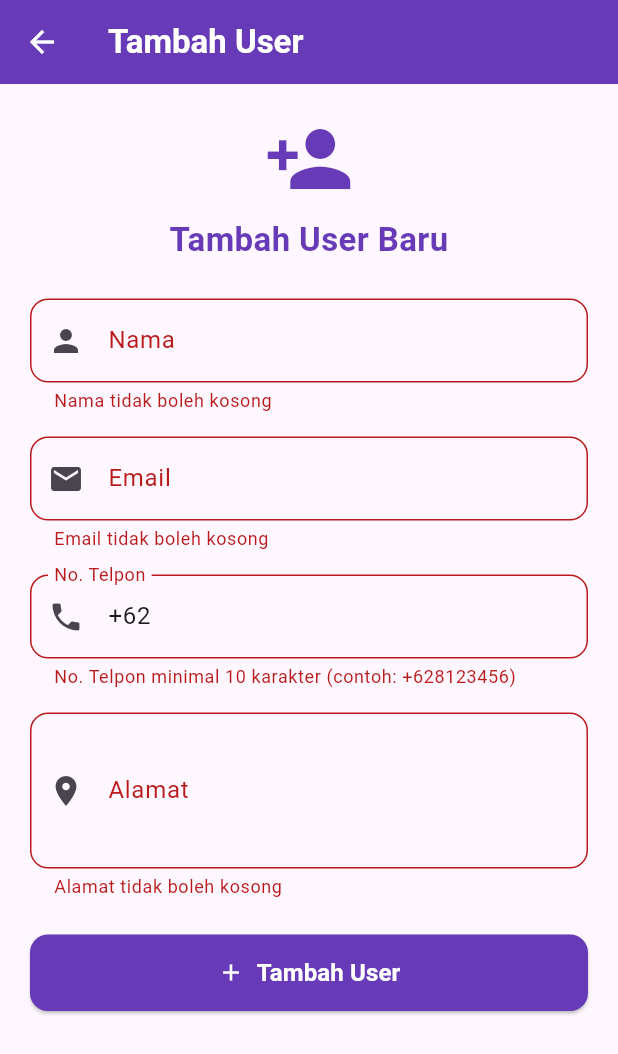
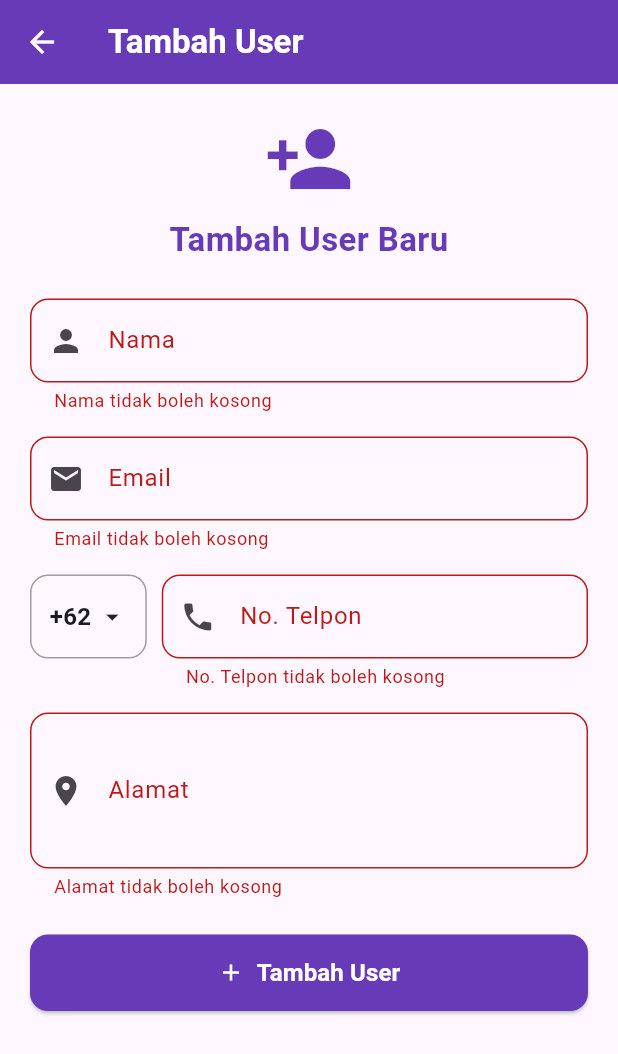
Before and after one commit to PannnTastic/Sqlite_0021, a Flutter app: the UserFormPage screen opened directly, after a tap on "Tambah User", on a phone screen of 412 x 824 dp. Shown: the top 1054 px of the screen. Run offline on Flutter 3.47's test engine with Material 3 defaults, Android fonts, the phone set to English and light mode, and no system bars; our stand-ins replace bloc, flutter_bloc, sqflite; missing offline and left inert: flutter_libphonenumber; accounts and stored records are empty.

Commit message:
feat: add UserFormPage with integrated phone number validation using libphonenumber

```diff
--- a/lib/pages/user_form_page.dart
+++ b/lib/pages/user_form_page.dart
@@ -1,4 +1,5 @@
 import 'package:flutter/material.dart';
+import 'package:flutter/services.dart';
 import 'package:flutter_bloc/flutter_bloc.dart';
 import 'package:flutter_libphonenumber/flutter_libphonenumber.dart';
 import 'package:pertemuan8/bloc/user_bloc.dart';
@@ -27,14 +28,31 @@ class _UserFormPageState extends State<UserFormPage> {
   String? _phoneAsyncError;
   bool _isValidatingPhone = false;
 
+  // Country code picker
+  CountryWithPhoneCode? _selectedCountry;
+
   @override
   void initState() {
     super.initState();
     _nameController = TextEditingController(text: widget.user?.name ?? '');
     _emailController = TextEditingController(text: widget.user?.email ?? '');
     _noTelponController =
-        TextEditingController(text: widget.user?.noTelpon ?? '+62');
+        TextEditingController(text: widget.user?.noTelpon ?? '');
     _alamatController = TextEditingController(text: widget.user?.alamat ?? '');
+
+    // Set default country ke Indonesia
+    _initDefaultCountry();
+  }
+
+  void _initDefaultCountry() {
+    final countries = CountryManager().countries;
+    if (countries.isNotEmpty) {
+      // Cari Indonesia, kalau tidak ada pakai yang pertama
+      _selectedCountry = countries.firstWhere(
+        (c) => c.countryCode == 'ID',
+        orElse: () => countries.first,
+      );
+    }
   }
 
   @override
@@ -44,6 +62,96 @@ class _UserFormPageState extends State<UserFormPage> {
     _noTelponController.dispose();
     _alamatController.dispose();
     super.dispose();
+  }
+
+  // Tampilkan bottom sheet untuk pilih negara
+  void _showCountryPicker() async {
+    final countries = CountryManager().countries
+      ..sort((a, b) =>
+          (a.countryName ?? '').compareTo(b.countryName ?? ''));
+
+    final result = await showModalBottomSheet<CountryWithPhoneCode>(
+      context: context,
+      isScrollControlled: true,
+      shape: const RoundedRectangleBorder(
+        borderRadius: BorderRadius.vertical(top: Radius.circular(16)),
+      ),
+      builder: (context) {
+        return DraggableScrollableSheet(
+          initialChildSize: 0.6,
+          maxChildSize: 0.9,
+          minChildSize: 0.4,
+          expand: false,
+          builder: (context, scrollController) {
+            return Column(
+              children: [
+                // Handle bar
+                Container(
+                  margin: const EdgeInsets.only(top: 12, bottom: 8),
+                  width: 40,
+                  height: 4,
+                  decoration: BoxDecoration(
+                    color: Colors.grey.shade300,
+                    borderRadius: BorderRadius.circular(2),
+                  ),
+                ),
+                const Padding(
+                  padding: EdgeInsets.all(12),
+                  child: Text(
+                    'Pilih Kode Negara',
+                    style: TextStyle(
+                      fontSize: 18,
+                      fontWeight: FontWeight.bold,
+                    ),
+                  ),
+                ),
+                const Divider(height: 1),
+                Expanded(
+                  child: ListView.builder(
+                    controller: scrollController,
+                    itemCount: countries.length,
+                    itemBuilder: (context, index) {
+                      final country = countries[index];
+                      final isSelected =
+                          country.countryCode == _selectedCountry?.countryCode;
+                      return ListTile(
+                        leading: CircleAvatar(
+                          backgroundColor: isSelected
+                              ? Colors.deepPurple
+                              : Colors.grey.shade200,
+                          child: Text(
+                            '+${country.phoneCode}',
+                            style: TextStyle(
+                              fontSize: 11,
+                              fontWeight: FontWeight.bold,
+                              color:
+                                  isSelected ? Colors.white : Colors.black87,
+                            ),
+                          ),
+                        ),
+                        title: Text(country.countryName ?? country.countryCode),
+                        subtitle: Text('+${country.phoneCode}'),
+                        trailing: isSelected
+                            ? const Icon(Icons.check_circle,
+                                color: Colors.deepPurple)
+                            : null,
+                        onTap: () => Navigator.pop(context, country),
+                      );
+                    },
+                  ),
+                ),
+              ],
+            );
+          },
+        );
+      },
+    );
+
+    if (result != null) {
+      setState(() {
+        _selectedCountry = result;
+      });
+    }
   }
 
   // Validasi Nama
@@ -69,24 +177,24 @@ class _UserFormPageState extends State<UserFormPage> {
     return null;
   }
 
-  // Validasi No Telpon - format +62, max 15 karakter + libphonenumber parse
+  // Validasi No Telpon - max 15 karakter + libphonenumber parse
   String? _validateNoTelpon(String? value) {
     if (value == null || value.trim().isEmpty) {
       return 'No. Telpon tidak boleh kosong';
     }
-    if (!value.trim().startsWith('+62')) {
-      return 'No. Telpon harus diawali dengan +62';
+
+    // Gabungkan kode negara + nomor untuk cek total panjang
+    final fullNumber = '+${_selectedCountry?.phoneCode ?? '62'}${value.trim()}';
+
+    if (fullNumber.length > 15) {
+      return 'No. Telpon (dengan kode negara) tidak boleh melebihi 15 karakter';
     }
-    if (value.trim().length > 15) {
-      return 'No. Telpon tidak boleh melebihi 15 karakter';
+    if (value.trim().length < 4) {
+      return 'No. Telpon terlalu pendek';
     }
-    if (value.trim().length < 10) {
-      return 'No. Telpon minimal 10 karakter (contoh: +628123456)';
-    }
-    // Cek hanya angka setelah +
-    final phoneDigits = value.trim().substring(1);
-    if (!RegExp(r'^\d+$').hasMatch(phoneDigits)) {
-      return 'No. Telpon hanya boleh berisi angka setelah tanda +';
+    // Cek hanya angka
+    if (!RegExp(r'^\d+$').hasMatch(value.trim())) {
+      return 'No. Telpon hanya boleh berisi angka';
     }
     // Return error dari async validation jika ada
     if (_phoneAsyncError != null) {
@@ -102,14 +210,14 @@ class _UserFormPageState extends State<UserFormPage> {
       _phoneAsyncError = null;
     });
     try {
+      final regionCode = _selectedCountry?.countryCode ?? 'ID';
       // parse() adalah top-level function dari flutter_libphonenumber
-      final result = await parse(phone, region: 'ID');
+      final result = await parse(phone, region: regionCode);
 
       // Jika berhasil di-parse, nomor valid
       if (result['e164'] == null || result['e164'].toString().isEmpty) {
         setState(() {
-          _phoneAsyncError =
-              'Nomor telepon tidak valid menurut format Indonesia';
+          _phoneAsyncError = 'Nomor telepon tidak valid untuk negara yang dipilih';
           _isValidatingPhone = false;
         });
         return false;
@@ -121,7 +229,7 @@ class _UserFormPageState extends State<UserFormPage> {
       return true;
     } catch (e) {
       setState(() {
-        _phoneAsyncError = 'Nomor telepon tidak valid menurut format Indonesia';
+        _phoneAsyncError = 'Nomor telepon tidak valid untuk negara yang dipilih';
         _isValidatingPhone = false;
       });
       return false;
@@ -139,23 +247,27 @@ class _UserFormPageState extends State<UserFormPage> {
     return null;
   }
 
+  // Gabungkan kode negara + nomor lokal
+  String _getFullPhoneNumber() {
+    final code = _selectedCountry?.phoneCode ?? '62';
+    final localNumber = _noTelponController.text.trim();
+    return '+$code$localNumber';
+  }
+
   void _submitForm() async {
-    // Reset phone async error dulu
     setState(() {
       _phoneAsyncError = null;
     });
 
-    // Validasi form synchronous dulu
     if (!_formKey.currentState!.validate()) {
       return;
     }
 
     // Validasi async nomor telepon pakai flutter_libphonenumber
-    final phoneNumber = _noTelponController.text.trim();
-    final isPhoneValid = await _validatePhoneWithLibphonenumber(phoneNumber);
+    final fullPhone = _getFullPhoneNumber();
+    final isPhoneValid = await _validatePhoneWithLibphonenumber(fullPhone);
 
     if (!isPhoneValid) {
-      // Re-validate form supaya error muncul di field
       _formKey.currentState!.validate();
       return;
     }
@@ -166,7 +278,7 @@ class _UserFormPageState extends State<UserFormPage> {
           : DateTime.now().millisecondsSinceEpoch.toString(),
       name: _nameController.text.trim(),
       email: _emailController.text.trim(),
-      noTelpon: _noTelponController.text.trim(),
+      noTelpon: _getFullPhoneNumber(), // Simpan dengan kode negara lengkap
       alamat: _alamatController.text.trim(),
     );
 
@@ -260,12 +372,44 @@ class _UserFormPageState extends State<UserFormPage> {
               ),
               const SizedBox(height: 16),
 
-              // Field No Telpon (with libphonenumber validation + auto-format)
-              TextFormField(
+              // Field No Telpon dengan country code picker
+              Row(
+                crossAxisAlignment: CrossAxisAlignment.start,
+                children: [
+                  // Tombol pilih kode negara
+                  GestureDetector(
+                    onTap: _showCountryPicker,
+                    child: Container(
+                      height: 56,
+                      padding: const EdgeInsets.symmetric(horizontal: 12),
+                      decoration: BoxDecoration(
+                        border: Border.all(color: Colors.grey),
+                        borderRadius: BorderRadius.circular(12),
+                      ),
+                      child: Row(
+                        mainAxisSize: MainAxisSize.min,
+                        children: [
+                          Text(
+                            '+${_selectedCountry?.phoneCode ?? '62'}',
+                            style: const TextStyle(
+                              fontSize: 16,
+                              fontWeight: FontWeight.bold,
+                            ),
+                          ),
+                          const SizedBox(width: 4),
+                          const Icon(Icons.arrow_drop_down, size: 20),
+                        ],
+                      ),
+                    ),
+                  ),
+                  const SizedBox(width: 10),
+                  // Input nomor telepon
+                  Expanded(
+                    child: TextFormField(
                       controller: _noTelponController,
                       decoration: InputDecoration(
                         labelText: 'No. Telpon',
-                  hintText: '+628xxxxxxxxxx',
+                        hintText: '8123456789',
                         prefixIcon: const Icon(Icons.phone),
                         suffixIcon: _isValidatingPhone
                             ? const Padding(
@@ -273,40 +417,25 @@ class _UserFormPageState extends State<UserFormPage> {
                                 child: SizedBox(
                                   width: 20,
                                   height: 20,
-                            child:
-                                CircularProgressIndicator(strokeWidth: 2),
+                                  child: CircularProgressIndicator(
+                                      strokeWidth: 2),
                                 ),
                               )
                             : null,
                         border: OutlineInputBorder(
                           borderRadius: BorderRadius.circular(12),
                         ),
-                  helperText:
-                      'Format: +62xxx, maks 15 karakter (validasi via libphonenumber)',
+                        helperText: 'Maks 15 karakter total (validasi libphonenumber)',
                         counterText: '',
                       ),
                       validator: _validateNoTelpon,
                       keyboardType: TextInputType.phone,
-                maxLength: 15,
+                      maxLength: 13,
                       textInputAction: TextInputAction.next,
                       inputFormatters: [
-                  LibPhonenumberTextFormatter(
-                    phoneNumberType: PhoneNumberType.mobile,
-                    phoneNumberFormat: PhoneNumberFormat.international,
-                    country: CountryWithPhoneCode(
-                      phoneCode: '62',
-                      countryCode: 'ID',
-                      exampleNumberMobileNational: '0812-345-6789',
-                      exampleNumberFixedLineNational: '021-234-5678',
-                      phoneMaskMobileNational: '0000-000-0000',
-                      phoneMaskFixedLineNational: '000-000-0000',
-                      exampleNumberMobileInternational: '+62 812-345-6789',
-                      exampleNumberFixedLineInternational: '+62 21-234-5678',
-                      phoneMaskMobileInternational: '+00 000-000-0000',
-                      phoneMaskFixedLineInternational: '+00 00-000-0000',
-                      countryName: 'Indonesia',
+                        FilteringTextInputFormatter.digitsOnly
+                      ],
                     ),
-                    inputContainsCountryCode: true,
                   ),
                 ],
               ),
```
Lines whose indentation alone changed are shown as unchanged.
